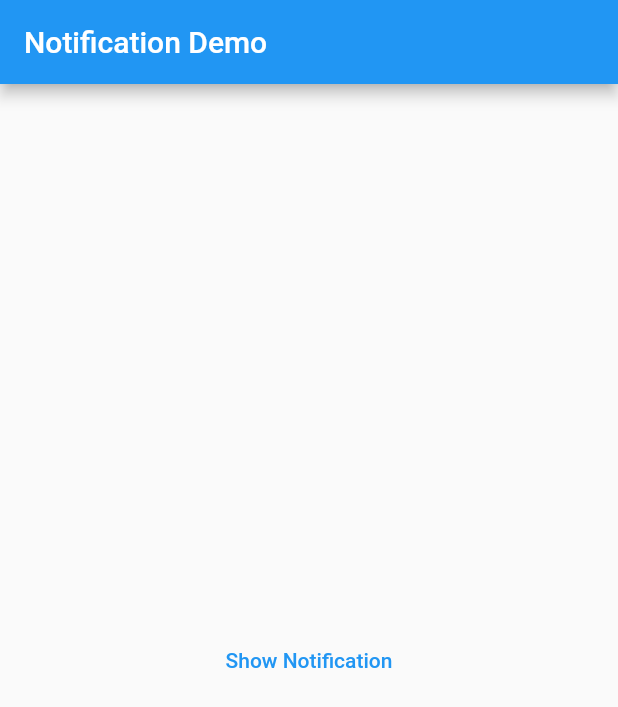
After one commit to siddharth4u/getx_demo, a Flutter app: the screen it shows after launch, after a tap on "Show Notification", on a phone screen of 412 x 824 dp. The commit adds this screen. Shown: the top 707 px of the screen. Run offline on Flutter 3.47's test engine with Material 2 defaults, Android fonts, the phone set to English and light mode, and no system bars; our stand-ins replace awesome_notifications, get; missing offline and left inert: dart:html.

Commit message:
notification

```diff
--- a/lib/main.dart
+++ b/lib/main.dart
@@ -12,13 +12,48 @@ import 'counter_app.dart';
 import 'i18n/language_test.dart';
 import 'navigations/page1.dart';
 import 'navigations/page2.dart';
+import 'notifications/notification_demo.dart';
 import 'screens/counter_screen.dart';
 import 'simple_state/size_demo_screen.dart';
+import 'theme/theme_demo.dart';
 import 'utils/alert_demo.dart';
 import 'utils/bottom_sheet_demo.dart';
 import 'utils/snack_bar_demo.dart';
+import 'package:awesome_notifications/awesome_notifications.dart';
 
-void main() {
+void main() async {
+  //
+  WidgetsFlutterBinding.ensureInitialized();
+
+  // create AwesomeNotifications object
+  AwesomeNotifications awesomeNotifications = AwesomeNotifications();
+
+  // initialize the AwesomeNotifications
+  awesomeNotifications.initialize(
+    'resource://drawable/notification_image',
+    [
+      NotificationChannel(
+        channelKey: 'TestNotification',
+        channelName: 'MyFirstNotification',
+        channelDescription: 'This is the basic channel descreption',
+      ),
+    ],
+  );
+
+  // ensure & get the notification permission
+  bool isNotificationAllowed =
+      await awesomeNotifications.isNotificationAllowed();
+
+  if (!isNotificationAllowed) {
+    await awesomeNotifications.requestPermissionToSendNotifications();
+  }
+
+  // receive the notification
+  awesomeNotifications.actionStream
+      .listen((ReceivedNotification receivedNotification) {
+    //
+  });
+
   runApp(MyApp());
 }
 
@@ -27,7 +62,7 @@ class MyApp extends StatelessWidget {
   Widget build(BuildContext context) {
     return GetMaterialApp(
       debugShowCheckedModeBanner: false,
-      home: LanguageTest(),
+      home: NotificationDemo(),
 
       //
       translations: MyTranslations(),
--- /dev/null
+++ b/lib/notifications/notification_demo.dart
@@ -0,0 +1,65 @@
+import 'package:flutter/material.dart';
+import 'package:awesome_notifications/awesome_notifications.dart';
+
+class NotificationDemo extends StatelessWidget {
+  @override
+  Widget build(BuildContext context) {
+    return Scaffold(
+      appBar: AppBar(
+        title: Text('Notification Demo'),
+      ),
+
+      //
+      body: Center(
+        child: TextButton(
+          child: Text('Show Notification'),
+          onPressed: showNotification,
+        ),
+      ),
+    );
+  }
+
+  void showNotification() async {
+    //
+    AwesomeNotifications awesomeNotifications = AwesomeNotifications();
+
+    //
+    String localTimeZone =
+        await awesomeNotifications.getLocalTimeZoneIdentifier();
+
+    awesomeNotifications.createNotification(
+      //
+      content: NotificationContent(
+        id: 1,
+        channelKey: 'TestNotification',
+        title: 'Good Morning',
+        body: 'This is the body part the notification',
+        bigPicture: 'asset://images/face2.jpg',
+        notificationLayout: NotificationLayout.BigPicture,
+      ),
+
+      //
+      // schedule: NotificationInterval(
+      //   timeZone: localTimeZone,
+      //   interval: 5,
+      // ),
+
+      // schedule: NotificationCalendar(
+      //   timeZone: localTimeZone,
+      //   year: 2022,
+      //   month: 1,
+      //   day: 19,
+      //   hour: 9,
+      //   minute: 24,
+      //   second: 0,
+      // ),
+      actionButtons: [
+        NotificationActionButton(
+          key: 'Test',
+          label: 'Buy Now',
+          buttonType: ActionButtonType.InputField,
+        ),
+      ],
+    );
+  }
+}
--- a/pubspec.yaml
+++ b/pubspec.yaml
@@ -29,6 +29,7 @@ dependencies:
   # Use with the CupertinoIcons class for iOS style icons.
   cupertino_icons: ^1.0.2
   get: ^4.6.1
+  awesome_notifications:
 
 dev_dependencies:
   flutter_test:
@@ -46,8 +47,8 @@ flutter:
   uses-material-design: true
 
   # To add assets to your application, add an assets section, like this:
-  # assets:
-  #   - images/a_dot_burr.jpeg
+  assets:
+    - images/
   #   - images/a_dot_ham.jpeg
 
   # An image asset can refer to one or more resolution-specific "variants", see
```
Also changed, not shown: lib/theme/theme_controller.dart (added, +16 -0 lines), lib/theme/theme_demo.dart (added, +31 -0 lines), images/face2.jpg (added), pubspec.lock, 2 other files.
